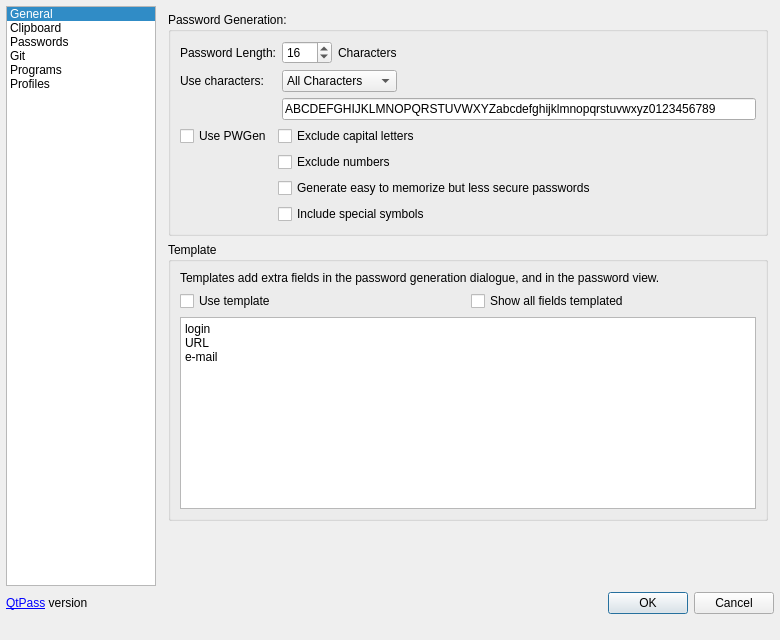
First picture: the form in src/configdialog.ui, repository IJHack/QtPass, before the edit.
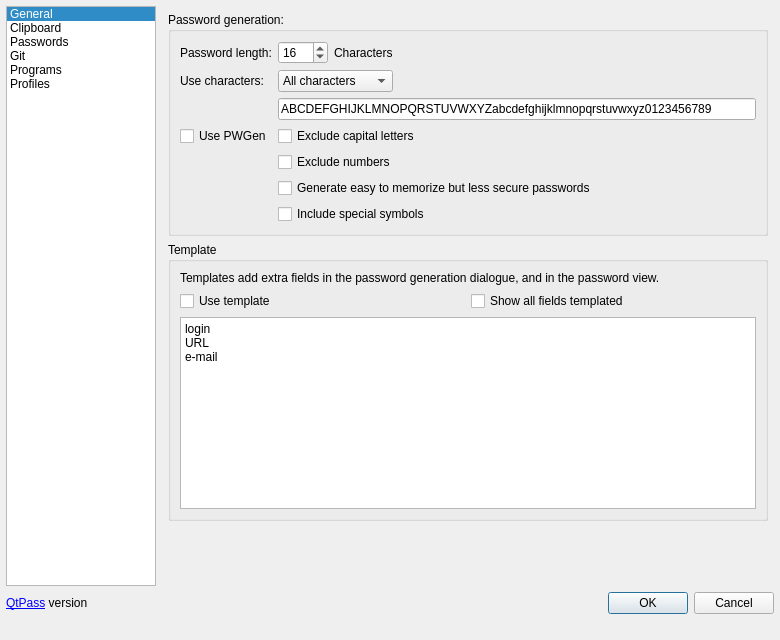
Second picture: the form after the edit. The open tabs and pages were chosen to show the change. Icons and pictures are not drawn.

```diff
--- a/src/configdialog.ui
+++ b/src/configdialog.ui
@@ -548,7 +548,7 @@
              <item>
               <widget class="QGroupBox" name="groupBoxPasswordGeneration">
                <property name="title">
-                <string>Password Generation:</string>
+                <string>Password generation:</string>
                </property>
                <layout class="QVBoxLayout" name="Layout_PasswordGeneration">
                 <item>
@@ -559,7 +559,7 @@
                   <item row="0" column="0">
                    <widget class="QLabel" name="label_7">
                     <property name="text">
-                     <string>Password Length:</string>
+                     <string>Password length:</string>
                     </property>
                     <property name="buddy">
                      <cstring>spinBoxPasswordLength</cstring>
@@ -652,7 +652,7 @@
                       </property>
                       <item>
                        <property name="text">
-                        <string>All Characters</string>
+                        <string>All characters</string>
                        </property>
                       </item>
                       <item>
```
Left out of the diff: 2 changed lines with no effect on the pictures.
